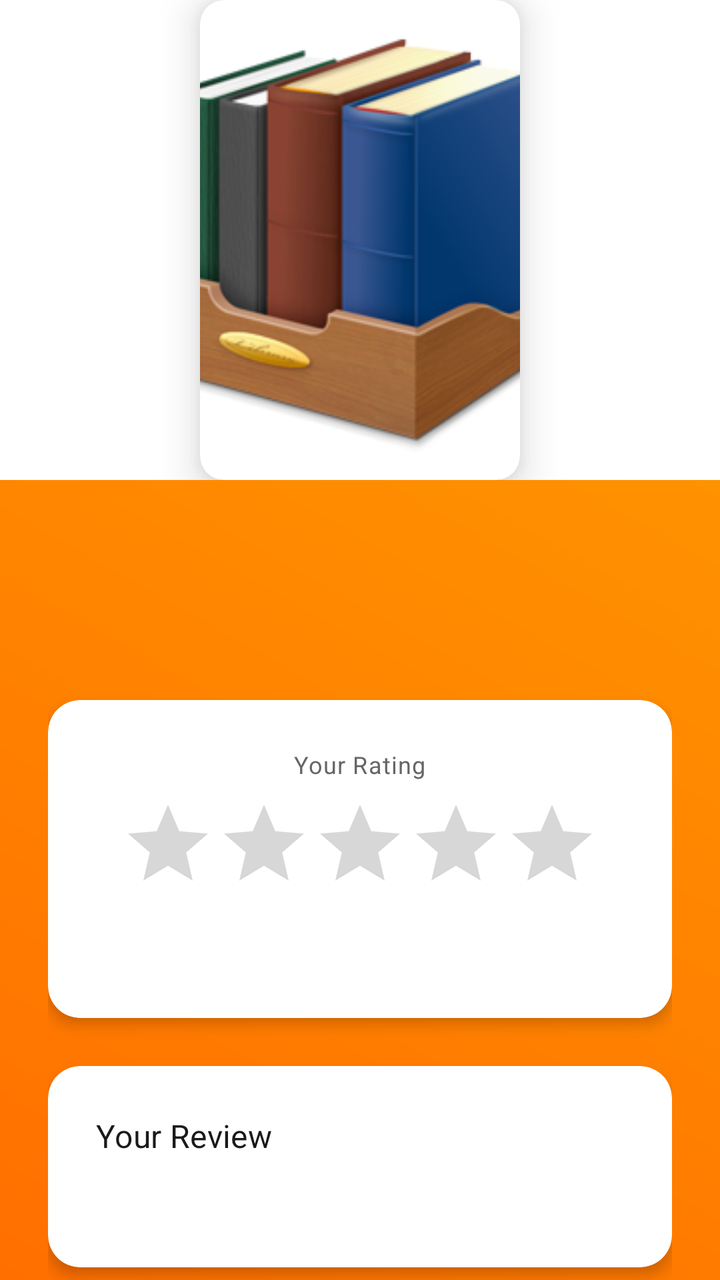
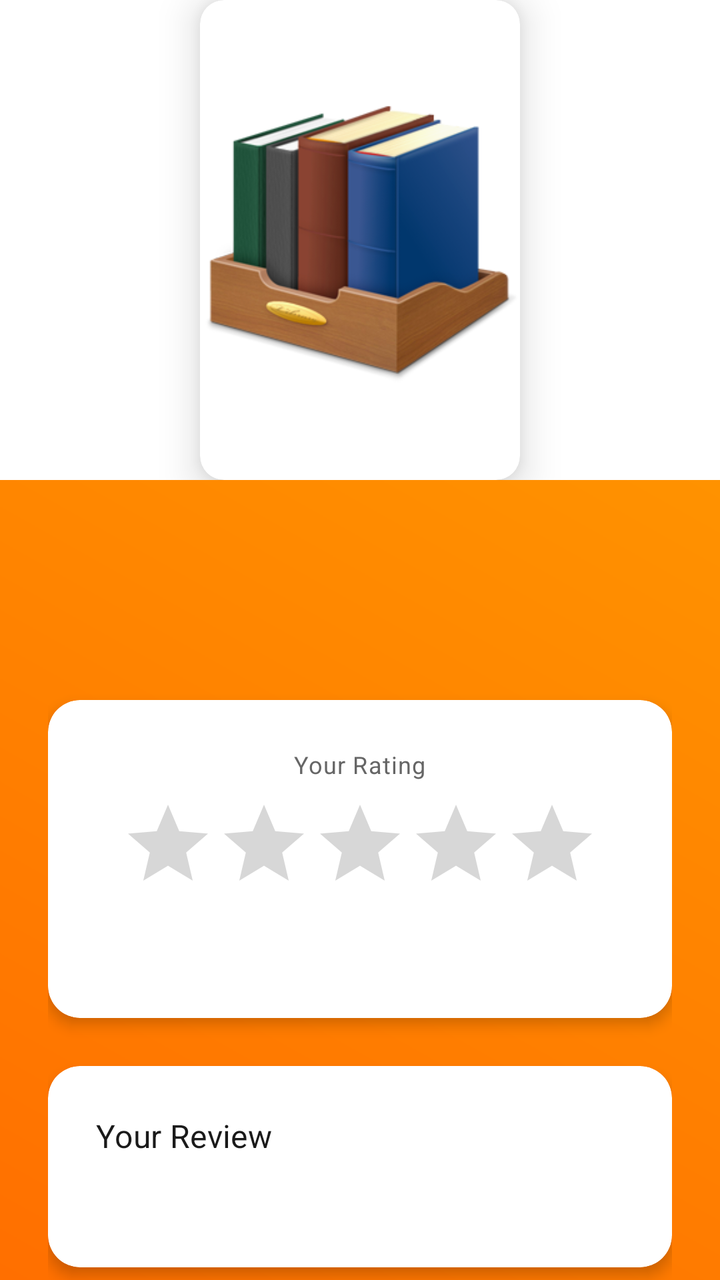

An Android layout rendered at two revisions. The XML below is the earlier revision; the diff shows what the commit changed to produce the second picture.
<!-- AndroidManifest.xml: application theme Theme.BookClub -->
<!-- res/layout/fragment_book_detail.xml -->
<?xml version="1.0" encoding="utf-8"?>
<androidx.coordinatorlayout.widget.CoordinatorLayout
    xmlns:android="http://schemas.android.com/apk/res/android"
    xmlns:app="http://schemas.android.com/apk/res-auto"
    android:layout_width="match_parent"
    android:layout_height="match_parent"
    android:background="@drawable/gradient_background">

    
    <com.google.android.material.appbar.AppBarLayout
        android:id="@+id/appBarLayout"
        android:layout_width="match_parent"
        android:layout_height="wrap_content"
        android:minHeight="240dp"
        android:background="@android:color/transparent"
        app:elevation="0dp">

        <com.google.android.material.appbar.CollapsingToolbarLayout
            android:layout_width="match_parent"
            android:layout_height="match_parent"
            app:layout_scrollFlags="scroll|exitUntilCollapsed"
            app:contentScrim="@color/primary_color"
            app:expandedTitleMarginStart="16dp"
            app:expandedTitleMarginBottom="32dp">

            
            <androidx.constraintlayout.widget.ConstraintLayout
                android:layout_width="match_parent"
                android:layout_height="match_parent"
                android:background="@color/white"
                app:layout_collapseMode="parallax">

                
                <com.google.android.material.card.MaterialCardView
                    android:id="@+id/coverCard"
                    android:layout_width="160dp"
                    android:layout_height="240dp"
                    app:cardCornerRadius="12dp"
                    app:cardElevation="12dp"
                    app:layout_constraintStart_toStartOf="parent"
                    app:layout_constraintEnd_toEndOf="parent"
                    app:layout_constraintTop_toTopOf="parent"
                    app:layout_constraintBottom_toBottomOf="parent">

                    <ImageView
                        android:id="@+id/imageView"
                        android:layout_width="match_parent"
                        android:layout_height="match_parent"
                        android:scaleType="centerCrop"
                        android:src="@drawable/book_cover"
                        android:contentDescription="@string/book_cover_desc" />
                </com.google.android.material.card.MaterialCardView>

            </androidx.constraintlayout.widget.ConstraintLayout>

            
            <com.google.android.material.appbar.MaterialToolbar
                android:id="@+id/toolbar"
                android:layout_width="match_parent"
                android:layout_height="?attr/actionBarSize"
                app:layout_collapseMode="pin"
                app:navigationIcon="@drawable/ic_arrow_back"
                app:navigationIconTint="@color/text_on_primary"
                android:contentDescription="@string/back_button" />
        </com.google.android.material.appbar.CollapsingToolbarLayout>
    </com.google.android.material.appbar.AppBarLayout>

    
    <androidx.core.widget.NestedScrollView
        android:layout_width="match_parent"
        android:layout_height="match_parent"
        app:layout_behavior="@string/appbar_scrolling_view_behavior">

        <LinearLayout
            android:layout_width="match_parent"
            android:layout_height="wrap_content"
            android:orientation="vertical"
            android:padding="24dp">

            
            <TextView
                android:id="@+id/title"
                style="@style/TextAppearance.BookTitle"
                android:layout_width="match_parent"
                android:layout_height="wrap_content"
                android:layout_marginBottom="8dp" />

            
            <TextView
                android:id="@+id/author"
                style="@style/TextAppearance.BookAuthor"
                android:layout_width="match_parent"
                android:layout_height="wrap_content"
                android:layout_marginBottom="24dp" />

            
            <com.google.android.material.card.MaterialCardView
                android:layout_width="match_parent"
                android:layout_height="wrap_content"
                android:layout_marginBottom="24dp"
                app:cardCornerRadius="16dp"
                app:cardElevation="4dp"
                app:cardBackgroundColor="@color/card_background">

                <LinearLayout
                    android:layout_width="match_parent"
                    android:layout_height="wrap_content"
                    android:orientation="vertical"
                    android:padding="24dp"
                    android:gravity="center">

                    <TextView
                        style="@style/TextAppearance.BookLabel"
                        android:text="@string/your_rating"
                        android:layout_marginBottom="8dp"
                        android:layout_height="wrap_content"
                        android:layout_width="wrap_content"/>

                    <RatingBar
                        android:id="@+id/ratingBar"
                        android:layout_width="wrap_content"
                        android:layout_height="wrap_content"
                        android:numStars="5"
                        android:stepSize="0.5"
                        android:isIndicator="true"
                        android:layout_marginBottom="8dp" />

                    <TextView
                        android:id="@+id/ratingText"
                        style="@style/TextAppearance.BookRatingText"
                        android:layout_width="wrap_content"
                        android:layout_height="wrap_content" />
                </LinearLayout>
            </com.google.android.material.card.MaterialCardView>

            
            <com.google.android.material.card.MaterialCardView
                android:layout_width="match_parent"
                android:layout_height="wrap_content"
                android:layout_marginBottom="24dp"
                app:cardCornerRadius="16dp"
                app:cardElevation="4dp"
                app:cardBackgroundColor="@color/card_background">

                <LinearLayout
                    android:layout_width="match_parent"
                    android:layout_height="wrap_content"
                    android:orientation="vertical"
                    android:padding="24dp">

                    <TextView
                        style="@style/TextAppearance.BookReviewTitle"
                        android:text="@string/your_review"
                        android:layout_marginBottom="12dp"
                        android:layout_width="wrap_content"
                        android:layout_height="wrap_content" />

                    <TextView
                        android:id="@+id/review"
                        style="@style/TextAppearance.BookReviewBody"
                        android:layout_width="match_parent"
                        android:layout_height="wrap_content" />
                </LinearLayout>
            </com.google.android.material.card.MaterialCardView>

            
            <LinearLayout
                android:layout_width="match_parent"
                android:layout_height="wrap_content"
                android:orientation="horizontal"
                android:gravity="center">

                <com.google.android.material.button.MaterialButton
                    android:id="@+id/editButton"
                    android:layout_width="0dp"
                    android:layout_height="56dp"
                    android:layout_weight="1"
                    android:layout_marginEnd="8dp"
                    android:text="@string/edit_review"
                    app:icon="@drawable/ic_edit"
                    app:iconGravity="textStart"
                    app:backgroundTint="@color/primary_color"
                    app:cornerRadius="28dp"
                    style="@style/Widget.MaterialComponents.Button" />

                <com.google.android.material.button.MaterialButton
                    android:id="@+id/shareButton"
                    android:layout_width="0dp"
                    android:layout_height="56dp"
                    android:layout_weight="1"
                    android:layout_marginStart="8dp"
                    android:text="@string/share"
                    app:icon="@drawable/ic_share"
                    app:iconGravity="textStart"
                    style="@style/Widget.MaterialComponents.Button.OutlinedButton"
                    app:strokeColor="@color/primary_color"
                    app:strokeWidth="2dp"
                    android:textColor="@color/primary_color"
                    app:cornerRadius="28dp" />
            </LinearLayout>
        </LinearLayout>
    </androidx.core.widget.NestedScrollView>
</androidx.coordinatorlayout.widget.CoordinatorLayout>
<!-- resources referenced by this layout -->
<resources>
  <color name="card_background">#FFFFFF</color>
  <color name="primary_color">#2E7D9A</color>
  <color name="text_on_primary">#FFFFFF</color>
  <color name="white">#FFFFFF</color>
  <!-- drawable ic_edit (drawable) -->
  <vector xmlns:android="http://schemas.android.com/apk/res/android"
      android:width="24dp" android:height="24dp"
      android:viewportWidth="24" android:viewportHeight="24">
      <path android:fillColor="#FF000000"
          android:pathData="M3,17.25V21h3.75L17.81,9.94l-3.75,-3.75L3,17.25zM20.71,7.04a1.003,1.003 0,0 0 0,-1.42l-2.34,-2.34a1.003,1.003 0,0 0 -1.42,0l-1.83,1.83l3.75,3.75l1.84,-1.82z"/>
  </vector>
  <!-- drawable ic_share: png bitmap (drawable, 460 bytes) -->
  <string name="back_button">Back</string>
  <string name="book_cover_desc">Book cover image</string>
  <string name="edit_review">Edit Review</string>
  <string name="share">Share</string>
  <string name="your_rating">Your Rating</string>
  <string name="your_review">Your Review</string>
  <style name="TextAppearance.BookLabel" parent="TextAppearance.MaterialComponents.Caption">
          <item name="android:textColor">@color/text_secondary</item>
          <item name="android:fontFamily">@font/roboto_medium</item>
      </style>
  <style name="TextAppearance.BookRatingText" parent="TextAppearance.MaterialComponents.Body1">
          <item name="android:textColor">@color/text_primary</item>
          <item name="android:fontFamily">@font/roboto_bold</item>
      </style>
  <style name="TextAppearance.BookReviewTitle" parent="TextAppearance.MaterialComponents.Subtitle1">
          <item name="android:textColor">@color/text_primary</item>
          <item name="android:fontFamily">@font/roboto_bold</item>
      </style>
  <color name="text_secondary">#666666</color>
  <color name="text_primary">#1A1A1A</color>
  <color name="primary_variant">#1E5F75</color>
  <color name="secondary_color">#F4A261</color>
  <color name="secondary_variant">#E76F51</color>
  <color name="error_color">#F44336</color>
  <color name="surface_color">#FFFFFF</color>
  <color name="background_primary">#FAFAFA</color>
  <style name="TextAppearance.BookClub.Body1" parent="TextAppearance.MaterialComponents.Body1">
          <item name="fontFamily">@font/roboto_regular</item>
          <item name="android:textColor">@color/text_primary</item>
          <item name="android:textSize">16sp</item>
      </style>
  <style name="TextAppearance.BookClub.Body2" parent="TextAppearance.MaterialComponents.Body2">
          <item name="fontFamily">@font/roboto_regular</item>
          <item name="android:textColor">@color/text_secondary</item>
          <item name="android:textSize">14sp</item>
      </style>
  <style name="ShapeAppearance.BookClub.SmallComponent" parent="ShapeAppearance.MaterialComponents.SmallComponent">
          <item name="cornerFamily">rounded</item>
          <item name="cornerSize">8dp</item>
      </style>
  <style name="ShapeAppearance.BookClub.MediumComponent" parent="ShapeAppearance.MaterialComponents.MediumComponent">
          <item name="cornerFamily">rounded</item>
          <item name="cornerSize">12dp</item>
      </style>
  <style name="ShapeAppearance.BookClub.LargeComponent" parent="ShapeAppearance.MaterialComponents.LargeComponent">
          <item name="cornerFamily">rounded</item>
          <item name="cornerSize">16dp</item>
      </style>
  <!-- unchanged entries left out for length: 13 -->
</resources>

<!-- the commit's change to res/layout/fragment_book_detail.xml (unified diff, before → after) -->
@@ -45,7 +45,9 @@
                     <ImageView
                         android:id="@+id/imageView"
                         android:layout_width="match_parent"
-                        android:layout_height="match_parent"
+                        android:layout_height="wrap_content"
+                        android:adjustViewBounds="true"
+                        android:layout_gravity="center"
                         android:scaleType="centerCrop"
                         android:src="@drawable/book_cover"
                         android:contentDescription="@string/book_cover_desc" />
@@ -176,8 +178,8 @@
                     android:layout_height="56dp"
                     android:layout_weight="1"
                     android:layout_marginEnd="8dp"
-                    android:text="@string/edit_review"
-                    app:icon="@drawable/ic_edit"
+                    android:text="Like review"
+                    app:icon="@drawable/ic_favorite_border"
                     app:iconGravity="textStart"
                     app:backgroundTint="@color/primary_color"
                     app:cornerRadius="28dp"
@@ -190,7 +192,7 @@
                     android:layout_weight="1"
                     android:layout_marginStart="8dp"
                     android:text="@string/share"
-                    app:icon="@drawable/ic_share"
+                    app:icon="@drawable/baseline_ios_share_24"
                     app:iconGravity="textStart"
                     style="@style/Widget.MaterialComponents.Button.OutlinedButton"
                     app:strokeColor="@color/primary_color"
<!-- resource entries referenced after the edit -->
@@ -4,17 +4,21 @@
   <color name="primary_color">#2E7D9A</color>
   <color name="text_on_primary">#FFFFFF</color>
   <color name="white">#FFFFFF</color>
-  <!-- drawable ic_edit (drawable) -->
+  <!-- drawable baseline_ios_share_24 (drawable) -->
+  <vector xmlns:android="http://schemas.android.com/apk/res/android" android:height="24dp" android:tint="#000000" android:viewportHeight="24" android:viewportWidth="24" android:width="24dp">
+        
+      <path android:fillColor="@android:color/white" android:pathData="M16,5l-1.42,1.42 -1.59,-1.59L12.99,16h-1.98L11.01,4.83L9.42,6.42 8,5l4,-4 4,4zM20,10v11c0,1.1 -0.9,2 -2,2L6,23c-1.11,0 -2,-0.9 -2,-2L4,10c0,-1.11 0.89,-2 2,-2h3v2L6,10v11h12L18,10h-3L15,8h3c1.1,0 2,0.89 2,2z"/>
+      
+  </vector>
+  <!-- drawable ic_favorite_border (drawable) -->
   <vector xmlns:android="http://schemas.android.com/apk/res/android"
       android:width="24dp" android:height="24dp"
       android:viewportWidth="24" android:viewportHeight="24">
-      <path android:fillColor="#FF000000"
-          android:pathData="M3,17.25V21h3.75L17.81,9.94l-3.75,-3.75L3,17.25zM20.71,7.04a1.003,1.003 0,0 0 0,-1.42l-2.34,-2.34a1.003,1.003 0,0 0 -1.42,0l-1.83,1.83l3.75,3.75l1.84,-1.82z"/>
+      <path android:fillColor="#FFE53935"
+          android:pathData="M12.1,8.64L12,8.77l-0.1,-0.13C10.14,6.6 7.24,7.24 6.6,9.28c-0.52,1.63 0.33,3.13 2.04,4.24L12,17.77l3.36,-4.25c1.71,-1.11 2.56,-2.61 2.04,-4.24c-0.64,-2.04 -3.54,-2.68 -5.3,-0.64zM12,21.35l-1.45,-1.32C5.4,15.36 2,12.28 2,8.5C2,5.42 4.42,3 7.5,3c1.74,0 3.41,0.81 4.5,2.09C13.09,3.81 14.76,3 16.5,3C19.58,3 22,5.42 22,8.5c0,3.78 -3.4,6.86 -8.55,11.54L12,21.35z"/>
   </vector>
-  <!-- drawable ic_share: png bitmap (drawable, 460 bytes) -->
   <string name="back_button">Back</string>
   <string name="book_cover_desc">Book cover image</string>
-  <string name="edit_review">Edit Review</string>
   <string name="share">Share</string>
   <string name="your_rating">Your Rating</string>
   <string name="your_review">Your Review</string>
